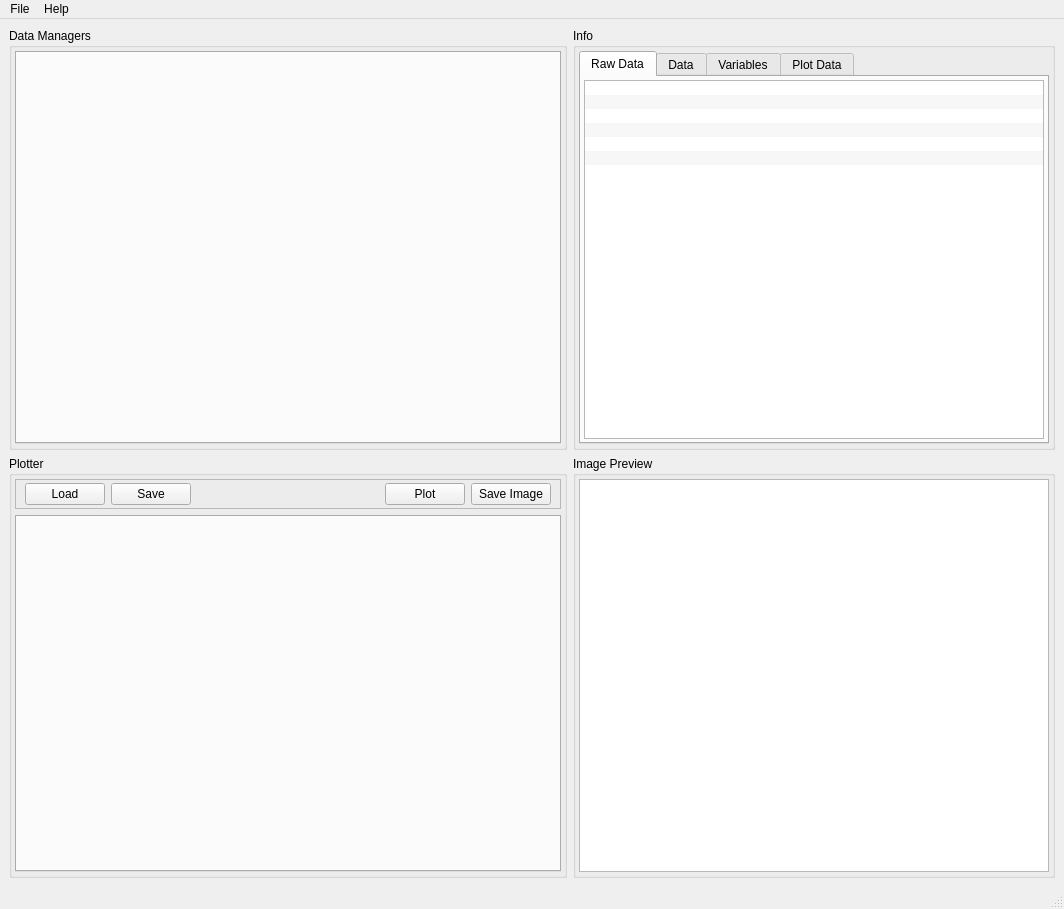
First picture: the form in UI/mainWindow.ui, repository ShoukangHong/EChem_Plotter, before the edit.
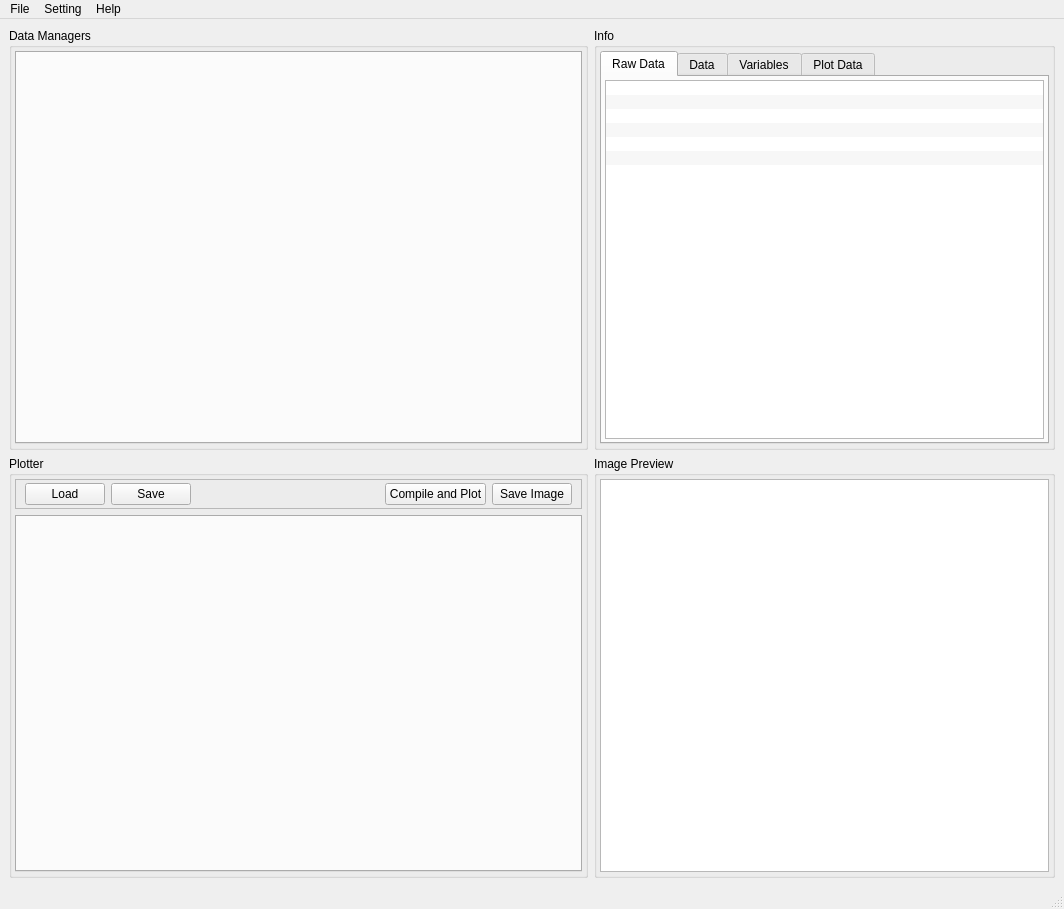
Second picture: the form after the edit.

What changed in the file:
```diff
--- a/UI/mainWindow.ui
+++ b/UI/mainWindow.ui
@@ -110,7 +110,7 @@
           <item>
            <widget class="QPushButton" name="plotPB">
             <property name="text">
-             <string>Plot</string>
+             <string>Compile and Plot</string>
             </property>
            </widget>
           </item>
@@ -409,7 +409,7 @@
      <x>0</x>
      <y>0</y>
      <width>1064</width>
-     <height>21</height>
+     <height>22</height>
     </rect>
    </property>
    <widget class="QMenu" name="menua">
@@ -429,7 +429,14 @@
      <string>Help</string>
     </property>
    </widget>
+   <widget class="QMenu" name="menuSetting">
+    <property name="title">
+     <string>Setting</string>
+    </property>
+    <addaction name="menuImageFormat"/>
+   </widget>
    <addaction name="menua"/>
+   <addaction name="menuSetting"/>
    <addaction name="menuHelp"/>
   </widget>
   <action name="menuNewDataMethod">
```
Left out of the diff: 12 changed lines with no effect on the pictures.
